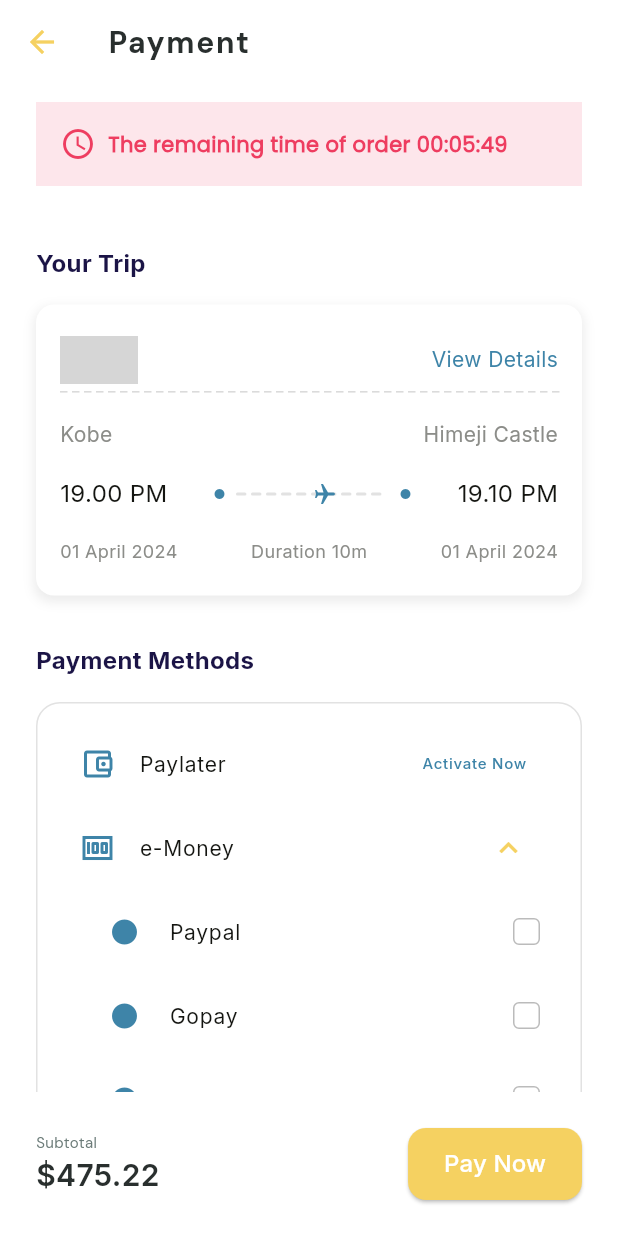
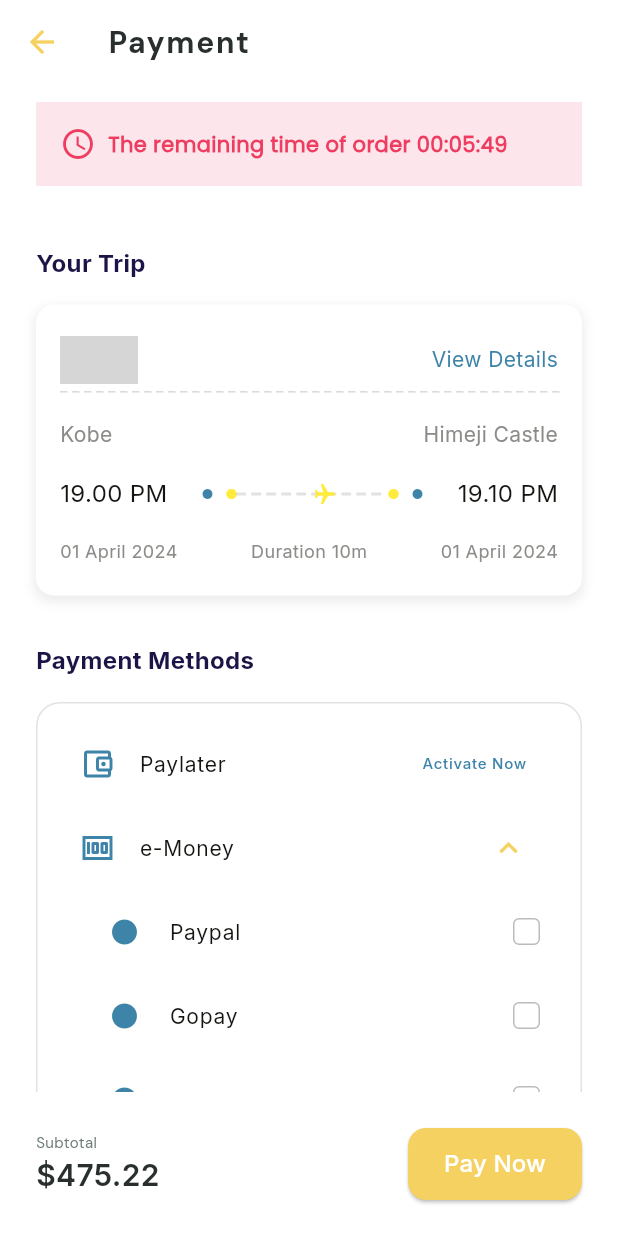
Before and after one commit to sammmms/travellingo-flutter, a Flutter app: the PaymentPage screen opened directly, on a phone screen of 412 x 824 dp. Run offline on Flutter 3.47's test engine with Material 3 defaults, Android fonts, the phone set to English and light mode, and no system bars; our stand-ins replace dio, dotted_border, flutter_dotenv, flutter_localization, flutter_native_splash, google_fonts and 7 more; missing offline and left inert: carousel_slider_plus, svg_flutter; accounts and stored records are empty; network calls fail; project files that could hold a hidden picture were left out; grey boxes are pictures that could not be loaded.

Commit message:
fix: added circle to airplane component

```diff
--- a/lib/component/airplane_animation_component.dart
+++ b/lib/component/airplane_animation_component.dart
@@ -46,13 +46,17 @@ class _AirplaneAnimationState extends State<AirplaneAnimation>
 
   @override
   Widget build(BuildContext context) {
-    return Stack(
+    return Row(
+      children: [
+        Icon(Icons.circle,
+            color: Theme.of(context).colorScheme.tertiary, size: 8),
+        Stack(
           children: [
             // Background bar
             Container(
-          color: Colors.white,
+              color: Colors.transparent,
               height: 50, // Height of the bar
-          width: 100, // Full width
+              width: 100,
               child: CustomPaint(
                 painter: DottedLinePainter(),
               ),
@@ -63,17 +67,23 @@ class _AirplaneAnimationState extends State<AirplaneAnimation>
               builder: (context, child) {
                 return Positioned(
                   left: _animation.value * 80,
-              top: 17, // Adjust to vertically center the airplane in the bar
+                  top:
+                      17, // Adjust to vertically center the airplane in the bar
                   child: Transform.rotate(
                     angle: _controller.status == AnimationStatus.forward
                         ? pi / 2
                         : 3 * pi / 2,
-                child: const Icon(Icons.airplanemode_active,
-                    color: Color(0xFF3E84A8), size: 16),
+                    child: Icon(Icons.airplanemode_active,
+                        color: Theme.of(context).colorScheme.tertiary,
+                        size: 16),
                   ),
                 );
               },
             ),
+          ],
+        ),
+        Icon(Icons.circle,
+            color: Theme.of(context).colorScheme.tertiary, size: 8),
       ],
     );
   }
```
Lines whose indentation alone changed are shown as unchanged.
